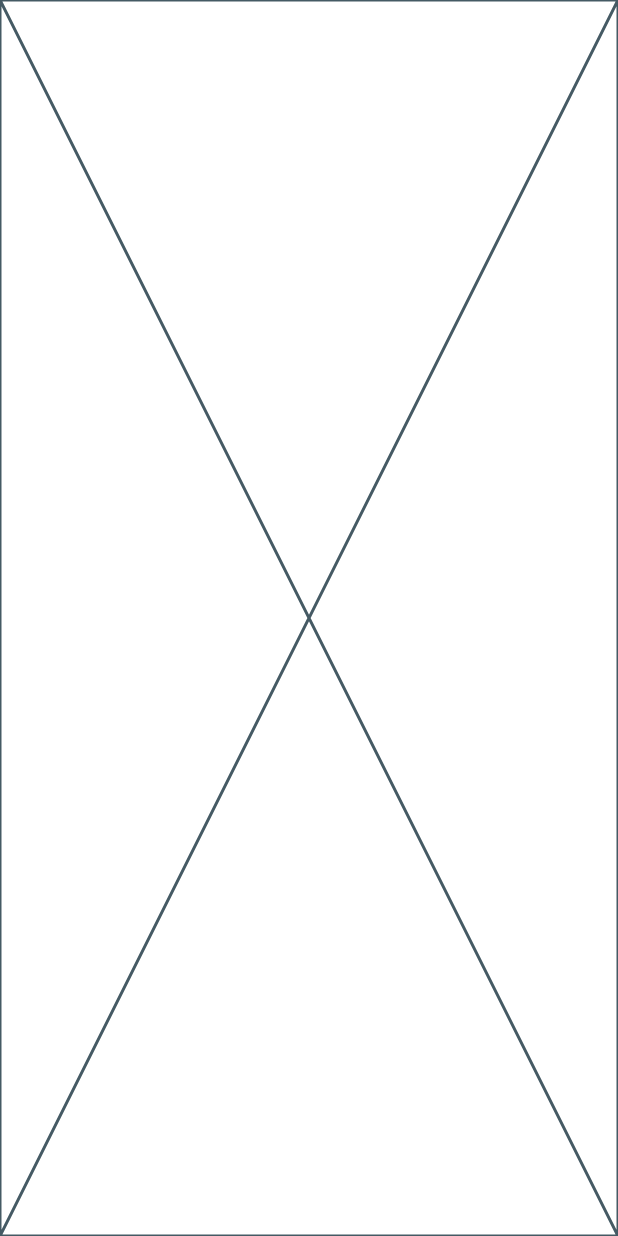
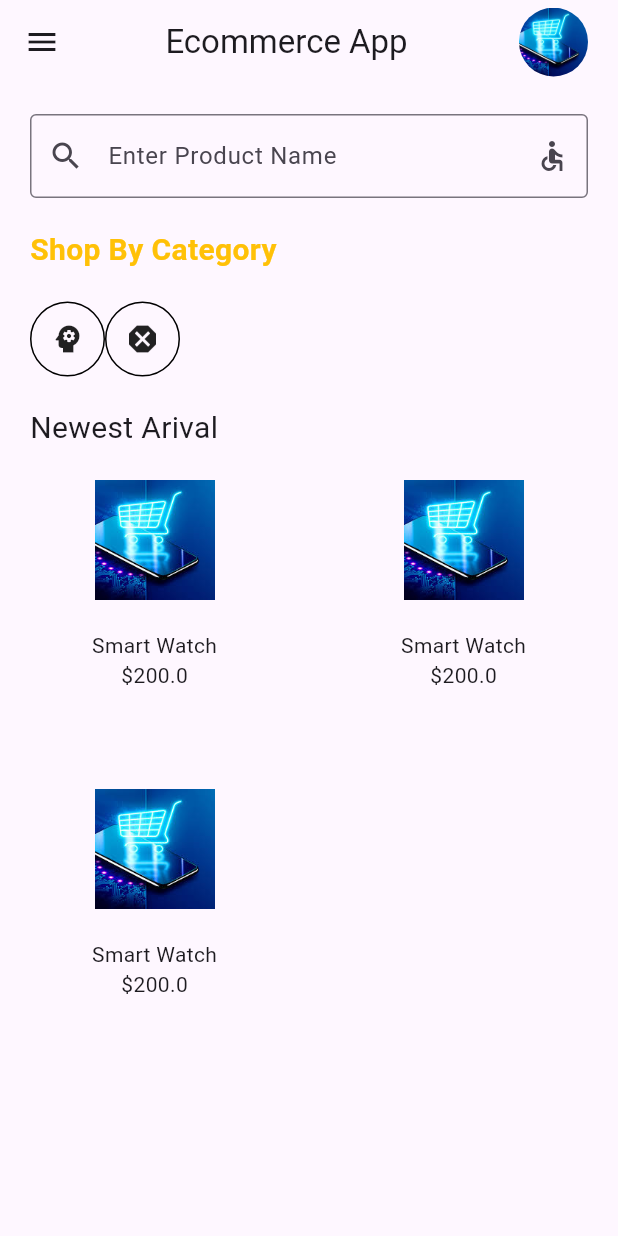
Before and after one commit to ismail2873/Ecommerce-App, a Flutter app: the screen it shows after launch, on a phone screen of 412 x 824 dp. Run offline on Flutter 3.47's test engine with Material 3 defaults, Android fonts, the light colour scheme and no system bars; our stand-ins replace another_flutter_splash_screen.

Commit message:
created home page

```diff
--- a/lib/home/home_page/home_page.dart
+++ b/lib/home/home_page/home_page.dart
@@ -1,10 +1,110 @@
+import 'package:another_flutter_splash_screen/splashs/fade_In_splash.dart';
 import 'package:flutter/material.dart';
+import 'package:flutter/widgets.dart';
+import 'package:flutter/foundation.dart';
+import 'package:app1/home/widgets/productitem.dart';
+import 'package:app1/home/widgets/category_item.dart';
+import 'package:flutter_staggered_grid_view/flutter_staggered_grid_view.dart';
 
 class HomePage extends StatelessWidget {
   const HomePage({super.key});
 
   @override
   Widget build(BuildContext context) {
-    return const Placeholder();
+    return MaterialApp(
+      title: 'Ecommerce App',
+      debugShowCheckedModeBanner: false,
+      home: Scaffold(
+        appBar: AppBar(
+          title: Center(child: const Text('Ecommerce App')),
+          automaticallyImplyLeading: true,
+          actions: [
+            Container(
+              margin: EdgeInsets.symmetric(horizontal: 20),
+              height: kToolbarHeight - 10,
+              width: kToolbarHeight - 10,
+              decoration: BoxDecoration(
+                  borderRadius: BorderRadius.circular(50),
+                  image: DecorationImage(
+                      image: AssetImage(
+                        'assets/images/ecomerce.jpg',
+                      ),
+                      fit: BoxFit.cover)),
+            )
+          ],
+        ),
+        drawer: const Drawer(
+          width: 300,
+          semanticLabel: 'Ecomerce App',
+          elevation: 0,
+          child: Column(
+            children: [Text('Item 1'), Text('item 2')],
+          ),
+        ),
+        body: SingleChildScrollView(
+          child: Column(
+            mainAxisAlignment: MainAxisAlignment.start,
+            crossAxisAlignment: CrossAxisAlignment.start,
+            children: [
+              Padding(
+                padding:
+                    const EdgeInsets.symmetric(horizontal: 20, vertical: 20),
+                child: Container(
+                  child: TextField(
+                    decoration: InputDecoration(
+                        border: OutlineInputBorder(),
+                        label: Text('Enter Product Name'),
+                        prefixIcon: Icon(Icons.search),
+                        suffixIcon: Icon(Icons.accessible)),
+                  ),
+                ),
+              ),
+              Padding(
+                padding: const EdgeInsets.symmetric(horizontal: 20),
+                child: Text(
+                  'Shop By Category',
+                  style: TextStyle(
+                    fontSize: 20,
+                    fontWeight: FontWeight.bold,
+                    color: Colors.amber,
+                  ),
+                ),
+              ),
+              Padding(
+                padding: const EdgeInsets.all(20),
+                child: Row(
+                  children: [
+                    CategoryItem(
+                      icon: Icon(Icons.psychology),
+                      name: 'Product 1',
+                    ),
+                    CategoryItem(
+                      icon: Icon(Icons.dangerous),
+                      name: 'Product 2',
+                    ),
+                  ],
+                ),
+              ),
+              Padding(
+                padding: const EdgeInsets.symmetric(horizontal: 20),
+                child: Text(
+                  'Newest Arival',
+                  style: TextStyle(fontSize: 20),
+                ),
+              ),
+              StaggeredGrid.count(
+                crossAxisCount: 2,
+                children: [
+                  StaggeredGridTile.count(crossAxisCellCount: 1, mainAxisCellCount: 1, child: ProductItem()),
+                  StaggeredGridTile.count(crossAxisCellCount: 1, mainAxisCellCount: 1, child: ProductItem()),
+                  StaggeredGridTile.count(crossAxisCellCount: 1, mainAxisCellCount: 1, child: ProductItem()),
+
+                ],
+                )
+            ],
+          ),
+        ),
+      ),
+    );
   }
 }
--- a/lib/home/splash_screen/splash_screen.dart
+++ b/lib/home/splash_screen/splash_screen.dart
@@ -15,7 +15,7 @@ class SplashScreen extends StatelessWidget {
         gifWidth: 269,
         gifHeight: 474,
         nextScreen: const HomePage(),
-        duration: const Duration(milliseconds: 3515),
+        duration: const Duration(milliseconds: 5515),
         onInit: () async {
           debugPrint("onInit");
         },
--- /dev/null
+++ b/lib/home/widgets/category_item.dart
@@ -0,0 +1,31 @@
+
+import 'package:flutter/material.dart';
+
+class CategoryItem extends StatelessWidget {
+  final Icon icon;
+  final String name;
+  const CategoryItem({
+    super.key, required this.icon, required this.name,
+  });
+
+  @override
+  Widget build(BuildContext context) {
+    return Column(
+      mainAxisAlignment: MainAxisAlignment.center,
+      children: [
+        Container(
+          height: 50,
+          width: 50,
+          decoration: BoxDecoration(
+            border: Border.all(),
+            borderRadius: BorderRadius.circular(50)
+          ),
+          child: icon,
+        ),
+
+
+      ],
+
+    );
+  }
+}
--- /dev/null
+++ b/lib/home/widgets/productitem.dart
@@ -0,0 +1,31 @@
+import 'package:flutter/material.dart';
+class ProductItem extends StatelessWidget {
+  const ProductItem({
+    super.key,
+  });
+
+  @override
+  Widget build(BuildContext context) {
+    return Column(
+      children: [
+        Container(
+          width: 80,
+          height: 120,
+            child:
+            Padding(
+              padding: const EdgeInsets.symmetric(vertical: 20),
+              child: Image(image: AssetImage('assets/images/ecomerce.jpg'),
+              fit: BoxFit.cover,),
+            ),
+
+      ),
+      Padding(
+        padding: const EdgeInsets.symmetric(horizontal: 20),
+        child: Text('Smart Watch'),
+      ),
+    Text('\$200.0'),
+      ]
+
+    );
+  }
+}
```
Also changed, not shown: pubspec.yaml (+4 -3 lines), assets/images/ecomerce.jpg (added), assets/images/watch.png (added), pubspec.lock, 2 other files.
